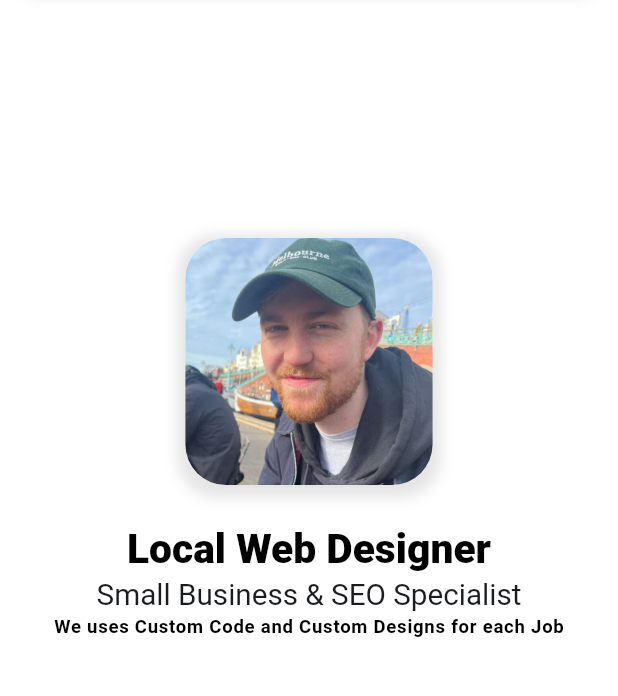
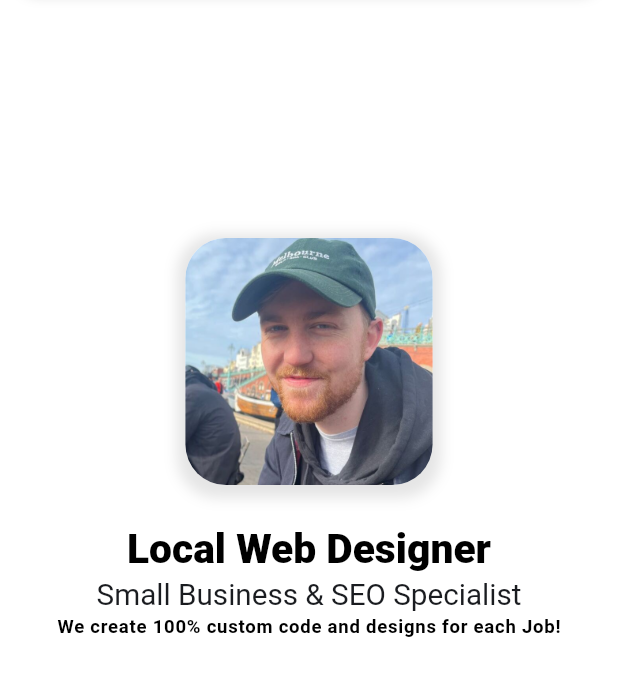
Before and after one commit to jackparse14/dwd-website, a Flutter app: the screen it shows after launch, on a phone screen of 412 x 824 dp, the part 161-857 px from its top. Run offline on Flutter 3.47's test engine with Material 3 defaults, Android fonts, the phone set to English and light mode, and no system bars; our stand-ins replace google_fonts; Roboto replaces fonts that are missing (Oxanium).

Commit message:
Changed tagline on landing page

```diff
--- a/lib/pages/landing.dart
+++ b/lib/pages/landing.dart
@@ -121,7 +121,7 @@ class MainLandingText extends StatelessWidget {
                 .copyWith(fontSize: textSize * 0.8),
           ),
           Text(
-            'We uses Custom Code and Custom Designs for each Job',
+            'We create 100% custom code and designs for each Job!',
             style: Theme.of(context)
                 .textTheme
                 .bodyLarge!
```
